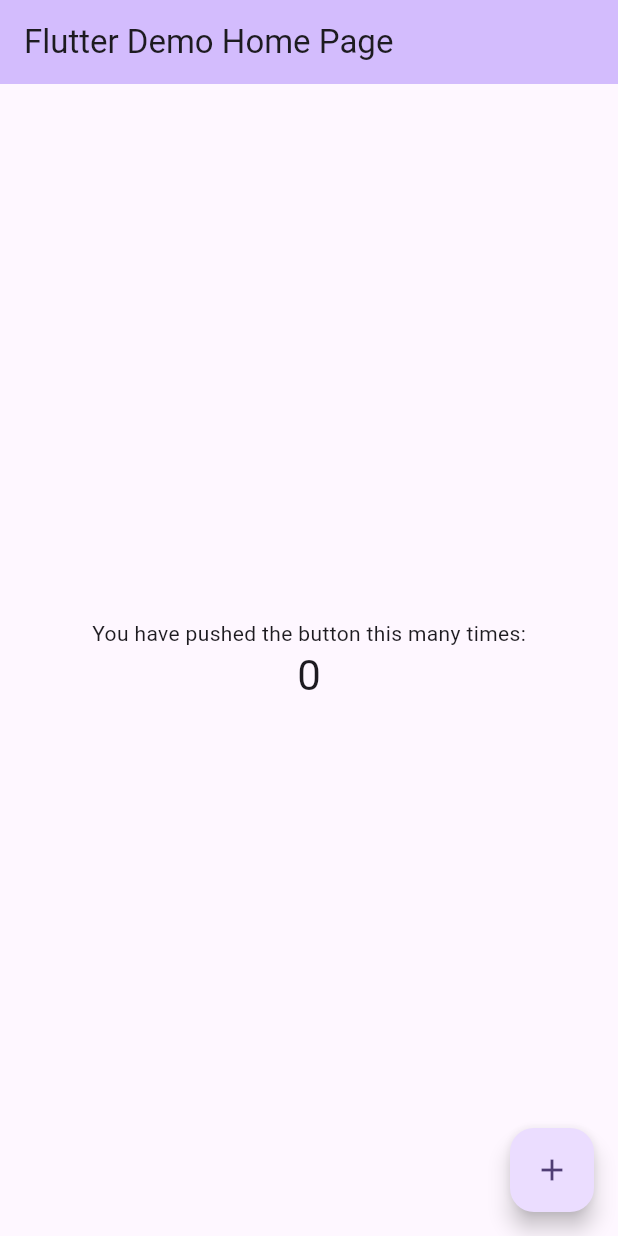
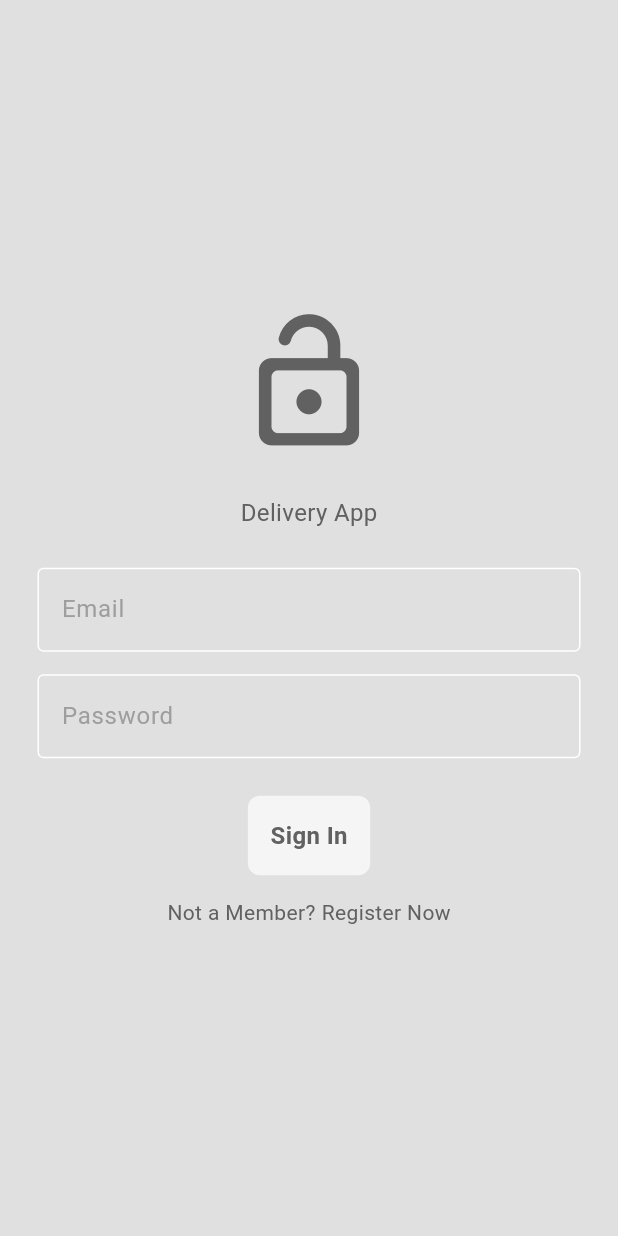
Before and after one commit to Falesiya/Delivery_App, a Flutter app: the screen it shows after launch, on a phone screen of 412 x 824 dp. Run offline on Flutter 3.47's test engine with Material 3 defaults, Android fonts, the phone set to English and light mode, and no system bars; our stand-ins replace firebase_core; accounts and stored records are empty.

Commit message:
Login Page & Register page

```diff
--- /dev/null
+++ b/lib/auth/loginorreg.dart
@@ -0,0 +1,27 @@
+import 'package:deliveryapp/pages/loginpage.dart';
+import 'package:deliveryapp/pages/registerpage.dart';
+import 'package:flutter/material.dart';
+
+class LoginorReg extends StatefulWidget {
+  const LoginorReg({super.key});
+
+  @override
+  State<LoginorReg> createState() => _LoginorRegState();
+}
+
+class _LoginorRegState extends State<LoginorReg> {
+  bool showLoginPage = true;
+  void togglePages() {
+    setState(() {
+      showLoginPage = !showLoginPage;
+    });
+  }
+
+  @override
+  Widget build(BuildContext context) {
+    if (showLoginPage) {
+      return LoginPage(onTap: togglePages);
+    } else {}
+    return RegisterPage(onTap: togglePages);
+  }
+}
--- a/lib/main.dart
+++ b/lib/main.dart
@@ -1,7 +1,15 @@
+import 'package:deliveryapp/auth/loginorreg.dart';
+import 'package:deliveryapp/provider/themeprovider.dart';
 import 'package:flutter/material.dart';
+import 'package:provider/provider.dart';
 
 void main() {
-  runApp(const MyApp());
+  runApp(
+    ChangeNotifierProvider(
+      create: (context) => ThemeProvider(),
+      child: const MyApp(),
+    ),
+  );
 }
 
 class MyApp extends StatelessWidget {
@@ -11,115 +19,10 @@ class MyApp extends StatelessWidget {
   @override
   Widget build(BuildContext context) {
     return MaterialApp(
+      debugShowCheckedModeBanner: false,
       title: 'Flutter Demo',
-      theme: ThemeData(
-        // This is the theme of your application.
-        //
-        // TRY THIS: Try running your application with "flutter run". You'll see
-        // the application has a purple toolbar. Then, without quitting the app,
-        // try changing the seedColor in the colorScheme below to Colors.green
-        // and then invoke "hot reload" (save your changes or press the "hot
-        // reload" button in a Flutter-supported IDE, or press "r" if you used
-        // the command line to start the app).
-        //
-        // Notice that the counter didn't reset back to zero; the application
-        // state is not lost during the reload. To reset the state, use hot
-        // restart instead.
-        //
-        // This works for code too, not just values: Most code changes can be
-        // tested with just a hot reload.
-        colorScheme: ColorScheme.fromSeed(seedColor: Colors.deepPurple),
-        useMaterial3: true,
-      ),
-      home: const MyHomePage(title: 'Flutter Demo Home Page'),
+      home: const LoginorReg(),
+      theme: Provider.of<ThemeProvider>(context).themeData,
     );
   }
 }
-
-class MyHomePage extends StatefulWidget {
-  const MyHomePage({super.key, required this.title});
-
-  // This widget is the home page of your application. It is stateful, meaning
-  // that it has a State object (defined below) that contains fields that affect
-  // how it looks.
-
-  // This class is the configuration for the state. It holds the values (in this
-  // case the title) provided by the parent (in this case the App widget) and
-  // used by the build method of the State. Fields in a Widget subclass are
-  // always marked "final".
-
-  final String title;
-
-  @override
-  State<MyHomePage> createState() => _MyHomePageState();
-}
-
-class _MyHomePageState extends State<MyHomePage> {
-  int _counter = 0;
-
-  void _incrementCounter() {
-    setState(() {
-      // This call to setState tells the Flutter framework that something has
-      // changed in this State, which causes it to rerun the build method below
-      // so that the display can reflect the updated values. If we changed
-      // _counter without calling setState(), then the build method would not be
-      // called again, and so nothing would appear to happen.
-      _counter++;
-    });
-  }
-
-  @override
-  Widget build(BuildContext context) {
-    // This method is rerun every time setState is called, for instance as done
-    // by the _incrementCounter method above.
-    //
-    // The Flutter framework has been optimized to make rerunning build methods
-    // fast, so that you can just rebuild anything that needs updating rather
-    // than having to individually change instances of widgets.
-    return Scaffold(
-      appBar: AppBar(
-        // TRY THIS: Try changing the color here to a specific color (to
-        // Colors.amber, perhaps?) and trigger a hot reload to see the AppBar
-        // change color while the other colors stay the same.
-        backgroundColor: Theme.of(context).colorScheme.inversePrimary,
-        // Here we take the value from the MyHomePage object that was created by
-        // the App.build method, and use it to set our appbar title.
-        title: Text(widget.title),
-      ),
-      body: Center(
-        // Center is a layout widget. It takes a single child and positions it
-        // in the middle of the parent.
-        child: Column(
-          // Column is also a layout widget. It takes a list of children and
-          // arranges them vertically. By default, it sizes itself to fit its
-          // children horizontally, and tries to be as tall as its parent.
-          //
-          // Column has various properties to control how it sizes itself and
-          // how it positions its children. Here we use mainAxisAlignment to
-          // center the children vertically; the main axis here is the vertical
-          // axis because Columns are vertical (the cross axis would be
-          // horizontal).
-          //
-          // TRY THIS: Invoke "debug painting" (choose the "Toggle Debug Paint"
-          // action in the IDE, or press "p" in the console), to see the
-          // wireframe for each widget.
-          mainAxisAlignment: MainAxisAlignment.center,
-          children: <Widget>[
-            const Text(
-              'You have pushed the button this many times:',
-            ),
-            Text(
-              '$_counter',
-              style: Theme.of(context).textTheme.headlineMedium,
-            ),
-          ],
-        ),
-      ),
-      floatingActionButton: FloatingActionButton(
-        onPressed: _incrementCounter,
-        tooltip: 'Increment',
-        child: const Icon(Icons.add),
-      ), // This trailing comma makes auto-formatting nicer for build methods.
-    );
-  }
-}
--- /dev/null
+++ b/lib/pages/loginpage.dart
@@ -0,0 +1,84 @@
+import 'package:deliveryapp/pages/homepage.dart';
+import 'package:deliveryapp/utils/custombutton.dart';
+import 'package:deliveryapp/utils/customtextfield.dart';
+import 'package:flutter/material.dart';
+
+class LoginPage extends StatefulWidget {
+  final void Function()? onTap;
+
+  const LoginPage({super.key, this.onTap});
+
+  @override
+  State<LoginPage> createState() => _LoginPageState();
+}
+
+class _LoginPageState extends State<LoginPage> {
+  final TextEditingController emailcontroller = TextEditingController();
+
+  final TextEditingController passwordcontroller = TextEditingController();
+
+  void siginbutton() {
+    Navigator.push(
+        context, MaterialPageRoute(builder: (context) => const HomePage()));
+  }
+
+  @override
+  Widget build(BuildContext context) {
+    return Scaffold(
+        backgroundColor: Theme.of(context).colorScheme.background,
+        body: Center(
+          child: Column(
+            mainAxisAlignment: MainAxisAlignment.center,
+            children: [
+              Icon(Icons.lock_open_rounded,
+                  size: 100,
+                  color: Theme.of(context).colorScheme.inversePrimary),
+
+              const SizedBox(height: 25),
+
+              //Caption-App
+              Text("Delivery App",
+                  style: TextStyle(
+                    fontSize: 16,
+                    color: Theme.of(context).colorScheme.inversePrimary,
+                  )),
+              const SizedBox(height: 25),
+              CustomTextField(
+                controller: emailcontroller,
+                hintText: 'Email',
+                obsecureText: false,
+              ),
+              const SizedBox(height: 15),
+              CustomTextField(
+                controller: passwordcontroller,
+                hintText: 'Password',
+                obsecureText: true,
+              ),
+              SizedBox(height: 25),
+              Mybutton(
+                text: 'Sign In',
+                onTap: () => siginbutton(),
+              ),
+              SizedBox(height: 15),
+              Row(
+                mainAxisAlignment: MainAxisAlignment.center,
+                children: [
+                  Text("Not a Member?",
+                      style: TextStyle(
+                          color: Theme.of(context).colorScheme.inversePrimary)),
+                  SizedBox(width: 4),
+                  GestureDetector(
+                    onTap: widget.onTap,
+                    child: Text(
+                      "Register Now",
+                      style: TextStyle(
+                          color: Theme.of(context).colorScheme.inversePrimary),
+                    ),
+                  )
+                ],
+              )
+            ],
+          ),
+        ));
+  }
+}
--- /dev/null
+++ b/lib/provider/themeprovider.dart
@@ -0,0 +1,22 @@
+import 'package:deliveryapp/theme/darkmode.dart';
+import 'package:deliveryapp/theme/lightmode.dart';
+import 'package:flutter/material.dart';
+
+class ThemeProvider with ChangeNotifier {
+  ThemeData _themeData = lightMode;
+
+  ThemeData get themeData => _themeData;
+  bool get isDarkMode => _themeData == darkMode;
+  set themeData(ThemeData themeData) {
+    _themeData = themeData;
+    notifyListeners();
+  }
+
+  void toggleTheme() {
+    if (_themeData == lightMode) {
+      themeData = darkMode;
+    } else {
+      themeData = lightMode;
+    }
+  }
+}
--- /dev/null
+++ b/lib/theme/darkmode.dart
@@ -0,0 +1,9 @@
+import 'package:flutter/material.dart';
+
+ThemeData darkMode = ThemeData(
+    colorScheme: ColorScheme.dark(
+        background: Color.fromARGB(255, 25, 25, 25),
+        primary: Color.fromARGB(255, 120, 119, 119),
+        secondary: Color.fromARGB(255, 36, 36, 36),
+        tertiary: Color.fromARGB(255, 47, 47, 47),
+        inversePrimary: Colors.grey.shade300));
--- /dev/null
+++ b/lib/theme/lightmode.dart
@@ -0,0 +1,9 @@
+import 'package:flutter/material.dart';
+
+ThemeData lightMode = ThemeData(
+    colorScheme: ColorScheme.light(
+        background: Colors.grey.shade300,
+        primary: Colors.grey.shade500,
+        secondary: Colors.grey.shade100,
+        tertiary: Colors.white,
+        inversePrimary: Colors.grey.shade700));
--- /dev/null
+++ b/lib/utils/custombutton.dart
@@ -0,0 +1,27 @@
+import 'package:flutter/material.dart';
+
+class Mybutton extends StatelessWidget {
+  final String text;
+  final Function()? onTap;
+  const Mybutton({super.key, required this.text, this.onTap});
+
+  @override
+  Widget build(BuildContext context) {
+    return GestureDetector(
+        onTap: onTap,
+        child: Container(
+            padding: const EdgeInsets.all(15),
+            margin: const EdgeInsets.symmetric(horizontal: 25),
+            //width: double.infinity,
+            decoration: BoxDecoration(
+              color: Theme.of(context).colorScheme.secondary,
+              borderRadius: BorderRadius.circular(8),
+            ),
+            child: Text(text,
+                style: TextStyle(
+                    fontWeight: FontWeight.bold,
+                    color: Theme.of(context).colorScheme.inversePrimary,
+                    //textAlign: TextAlign.center,
+                    fontSize: 16))));
+  }
+}
--- /dev/null
+++ b/lib/utils/customtextfield.dart
@@ -0,0 +1,37 @@
+import 'package:flutter/material.dart';
+
+class CustomTextField extends StatelessWidget {
+  final TextEditingController controller = TextEditingController();
+  final String hintText;
+  final bool obsecureText;
+
+  CustomTextField(
+      {required this.hintText,
+      required this.obsecureText,
+      required TextEditingController controller});
+
+  @override
+  Widget build(BuildContext context) {
+    return Padding(
+      padding: const EdgeInsets.symmetric(horizontal: 25),
+      child: TextField(
+        controller: controller,
+        obscureText: obsecureText,
+        decoration: InputDecoration(
+          enabledBorder: OutlineInputBorder(
+              borderSide: BorderSide(
+            color: Theme.of(context).colorScheme.tertiary,
+          )),
+          focusedBorder: OutlineInputBorder(
+              borderSide: BorderSide(
+            color: Theme.of(context).colorScheme.tertiary,
+          )),
+          hintText: hintText,
+          hintStyle: TextStyle(
+            color: Theme.of(context).colorScheme.primary,
+          ),
+        ),
+      ),
+    );
+  }
+}
```
Also changed, not shown: lib/pages/homepage.dart (added, +19 -0 lines), lib/pages/registerpage.dart (added, +86 -0 lines).
